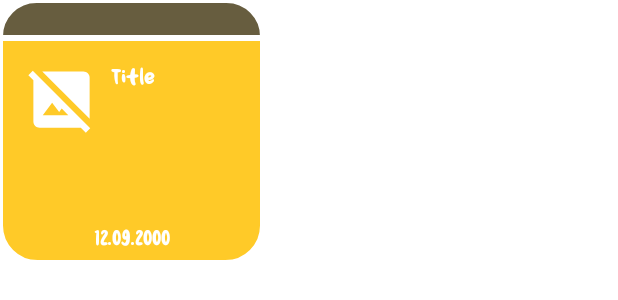
After one commit to tolgakurucay/MyNotebook, an Android app: the layout note_layout.xml on its own in the app's theme, with its tools: preview values and no code run, on a phone screen of 412 x 824 dp. The commit adds this screen. Shown: the top 300 px of the screen. Run offline under Robolectric (Android 15) with nearby library versions, the phone set to English and light mode, and no system bars.

Commit message:
added font, recycler

```diff
--- a/app/src/main/java/com/tolgakurucay/mynotebook/models/NoteModel.kt
+++ b/app/src/main/java/com/tolgakurucay/mynotebook/models/NoteModel.kt
@@ -1,5 +1,6 @@
 package com.tolgakurucay.mynotebook.models
 
+import android.graphics.Bitmap
 import android.net.Uri
 import androidx.room.ColumnInfo
 import androidx.room.Entity
--- /dev/null
+++ b/app/src/main/res/drawable/hide_image.xml
@@ -0,0 +1,6 @@
+<vector android:height="24dp" android:tint="#FFFFFF"
+    android:viewportHeight="24" android:viewportWidth="24"
+    android:width="24dp" xmlns:android="http://schemas.android.com/apk/res/android">
+    <path android:fillColor="@android:color/white" android:pathData="M21,5c0,-1.1 -0.9,-2 -2,-2H5.83L21,18.17V5z"/>
+    <path android:fillColor="@android:color/white" android:pathData="M2.81,2.81L1.39,4.22L3,5.83V19c0,1.1 0.9,2 2,2h13.17l1.61,1.61l1.41,-1.41L2.81,2.81zM6,17l3,-4l2.25,3l0.82,-1.1l2.1,2.1H6z"/>
+</vector>
--- /dev/null
+++ b/app/src/main/res/drawable/note_background.xml
@@ -0,0 +1,7 @@
+<?xml version="1.0" encoding="utf-8"?>
+<shape xmlns:android="http://schemas.android.com/apk/res/android">
+    <corners android:bottomLeftRadius="24dp" android:bottomRightRadius="24dp"/>
+    <stroke android:color="@color/white" android:width="2dp"/>
+    <solid android:color="#FFCA28"/>
+
+</shape>
--- /dev/null
+++ b/app/src/main/res/drawable/note_background_top.xml
@@ -0,0 +1,9 @@
+<?xml version="1.0" encoding="utf-8"?>
+<shape xmlns:android="http://schemas.android.com/apk/res/android">
+
+    <corners android:topLeftRadius="25dp" android:topRightRadius="25dp"/>
+    <solid android:color="#675D3F"/>
+    <stroke android:color="@color/white" android:width="2dp"/>
+
+
+</shape>
--- /dev/null
+++ b/app/src/main/res/font/font.xml
@@ -0,0 +1,4 @@
+<?xml version="1.0" encoding="utf-8"?>
+<font-family xmlns:android="http://schemas.android.com/apk/res/android">
+
+</font-family>
--- /dev/null
+++ b/app/src/main/res/layout/note_layout.xml
@@ -0,0 +1,64 @@
+<?xml version="1.0" encoding="utf-8"?>
+<androidx.constraintlayout.widget.ConstraintLayout xmlns:android="http://schemas.android.com/apk/res/android"
+    xmlns:app="http://schemas.android.com/apk/res-auto"
+    xmlns:tools="http://schemas.android.com/tools"
+    android:layout_width="wrap_content"
+    android:layout_height="wrap_content">
+
+    <View
+        android:id="@+id/view"
+        android:layout_width="175dp"
+        android:layout_height="150dp"
+        android:background="@drawable/note_background"
+        app:layout_constraintEnd_toEndOf="parent"
+        app:layout_constraintStart_toStartOf="parent"
+        app:layout_constraintTop_toBottomOf="@+id/view2" />
+
+    <View
+        android:id="@+id/view2"
+        android:layout_width="175dp"
+        android:layout_height="25dp"
+        android:background="@drawable/note_background_top"
+        app:layout_constraintEnd_toEndOf="parent"
+        app:layout_constraintStart_toStartOf="parent"
+        app:layout_constraintTop_toTopOf="parent" />
+
+    <ImageView
+        android:id="@+id/imageViewImage"
+        android:layout_width="50dp"
+        android:layout_height="50dp"
+        android:layout_marginStart="16dp"
+        android:layout_marginTop="16dp"
+        android:background="@drawable/hide_image"
+        app:layout_constraintStart_toStartOf="@+id/view"
+        app:layout_constraintTop_toTopOf="@+id/view" />
+
+    <TextView
+        android:id="@+id/textViewTitle"
+        android:layout_width="0dp"
+        android:layout_height="wrap_content"
+        android:layout_marginStart="8dp"
+        android:layout_marginTop="16dp"
+        android:layout_marginEnd="8dp"
+        android:lines="5"
+        android:fontFamily="@font/blueberry_days"
+        android:text="Title"
+        android:textColor="#FFFFFF"
+        android:textSize="14sp"
+        app:layout_constraintEnd_toEndOf="@+id/view"
+        app:layout_constraintStart_toEndOf="@+id/imageViewImage"
+        app:layout_constraintTop_toTopOf="@+id/view" />
+
+    <TextView
+        android:id="@+id/textViewDate"
+        android:layout_width="wrap_content"
+        android:layout_height="wrap_content"
+        android:layout_marginBottom="8dp"
+        android:text="12.09.2000"
+        android:fontFamily="@font/blueberry_days"
+        android:textColor="#FFFFFF"
+        android:textSize="14sp"
+        app:layout_constraintBottom_toBottomOf="@+id/view"
+        app:layout_constraintEnd_toEndOf="@+id/view"
+        app:layout_constraintStart_toStartOf="@+id/view" />
+</androidx.constraintlayout.widget.ConstraintLayout>
--- a/app/src/main/res/values/strings.xml
+++ b/app/src/main/res/values/strings.xml
@@ -70,5 +70,6 @@
     <string name="loading">Loading</string>
     <string name="addtitleanddescription">At Least Be Added An Title And An Description</string>
     <string name="addedNote">Note Has Successfully Added To Database</string>
+    <string name="nonotes">No Notes</string>
 
 </resources>
```
Also changed, not shown: app/src/main/java/com/tolgakurucay/mynotebook/NoteAdapter.kt (added, +44 -0 lines), app/src/main/java/com/tolgakurucay/mynotebook/utils/GetCurrentDate.java (+8 -0 lines), app/src/main/java/com/tolgakurucay/mynotebook/viewmodels/main/AddNoteFragmentViewModel.java (+12 -7 lines), app/src/main/java/com/tolgakurucay/mynotebook/viewmodels/main/FeedFragmentViewModel.java (+39 -10 lines), app/src/main/java/com/tolgakurucay/mynotebook/views/main/AddNoteFragment.kt (+7 -2 lines), app/src/main/java/com/tolgakurucay/mynotebook/views/main/FeedFragment.kt (+34 -0 lines), app/src/main/res/layout/fragment_feed.xml (+27 -19 lines), app/src/main/res/font/blueberry_days.ttf (added), 1 other file.
